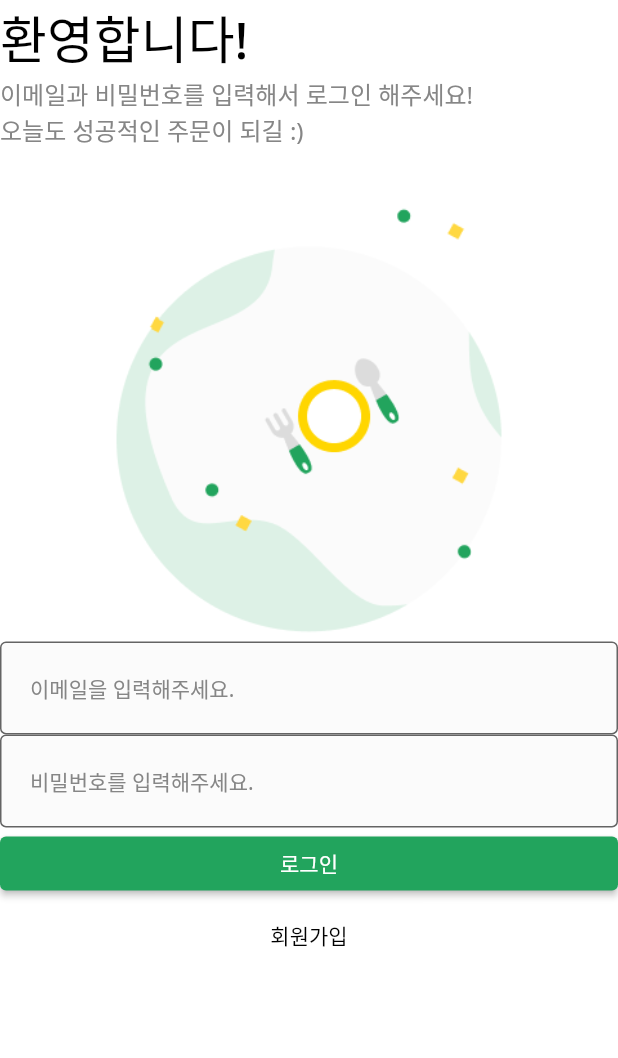
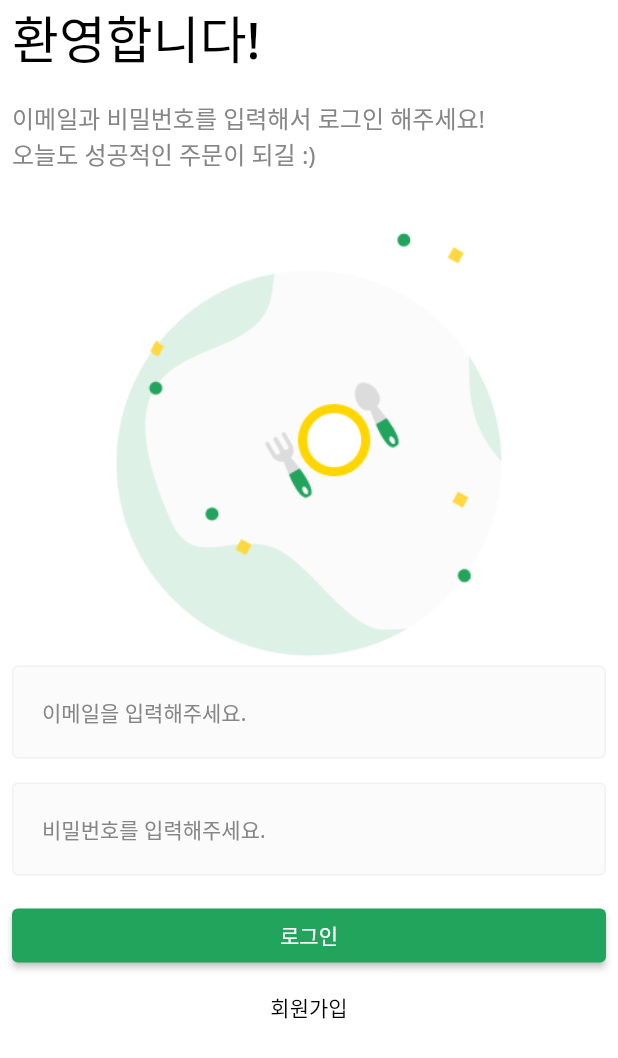
Before and after one commit to DongWooKim97/delivery_app_flutter, a Flutter app: the screen it shows after launch, on a phone screen of 412 x 824 dp. Shown: the top 1058 px of the screen. Run offline on Flutter 3.47's test engine with Material 2 defaults, Android fonts, the phone set to English and light mode, and no system bars.

Commit message:
feat: UI/UX설정(keyboardDismiss, SingleChildScrollView, etc)

```diff
--- a/lib/common/component/custom_text_form_field.dart
+++ b/lib/common/component/custom_text_form_field.dart
@@ -42,6 +42,7 @@ class CustomTextFormField extends StatelessWidget {
         fillColor: INPUT_BG_COLOR,
         filled: true,
         border: baseBorder,
+        enabledBorder: baseBorder,
         focusedBorder: baseBorder.copyWith(
           borderSide: baseBorder.borderSide.copyWith(
             color: PRIMARY_COLOR,
@@ -69,3 +70,13 @@ class CustomTextFormField extends StatelessWidget {
 // 7. obscureText 는 비밀번호를 작성할때만 사용. 동그라미로 대체
 
 // 8. 화면에 텍스트필드가 들어왔을 때 바로 텍스트필드를 열거냐 안열거냐를 결정하는 것. autofocus
+
+// 9. 선택되지 않는 상태에서 활성화되어있는 보더를 지정할 수 있다.
+
+// 10. 전체 크기만큼만 우리가 위젯들을 채울 수가 있는데 , 이 위젯 크기를 넘어서 키보드가 올라와버림.
+//    그래서 위젯 위를 덮어버리는거임. 이 화면의 크기를 늘려주면 된다. -> 스크롤이 가능하게 만들어버리면 됨.
+//    login_screen에서 SafeArea의 상단 위젯에 SingleChildScrollView를 설정.
+
+// 11. 키보드가 올라온 상태에서 scroll을 한다는 것 자체가 키보드를 안보고싶다는, 그만보고싶다는 UI/UX적인 의미가 있다. 이를 적용시키기 위해
+//    keyboardDismissBehavior설정 -> SingleScrollChildView안에!!
+//    keyboardDismissBehavior: ScrollViewKeyboardDismissBehavior.onDrag, -> enum값을 리턴하는데, enum값을 보면 manual / ★onDrag★
--- a/lib/user/view/login_screen.dart
+++ b/lib/user/view/login_screen.dart
@@ -9,12 +9,17 @@ class LoginScreen extends StatelessWidget {
   @override
   Widget build(BuildContext context) {
     return DefaultLayout(
+      child: SingleChildScrollView(
+        keyboardDismissBehavior: ScrollViewKeyboardDismissBehavior.onDrag,
         child: SafeArea(
           top: true,
+          child: Padding(
+            padding: const EdgeInsets.symmetric(horizontal: 8.0),
             child: Column(
               crossAxisAlignment: CrossAxisAlignment.stretch,
               children: [
                 _Title(),
+                const SizedBox(height: 16.0),
                 _SubTitle(),
                 Image.asset(
                   'asset/img/misc/logo.png',
@@ -24,11 +29,13 @@ class LoginScreen extends StatelessWidget {
                   onChanged: (String value) {},
                   hintText: '이메일을 입력해주세요.',
                 ),
+                const SizedBox(height: 16.0),
                 CustomTextFormField(
                   onChanged: (String value) {},
                   hintText: '비밀번호를 입력해주세요.',
                   obscureText: true,
                 ),
+                const SizedBox(height: 16.0),
                 ElevatedButton(
                   onPressed: () {},
                   style: ElevatedButton.styleFrom(
@@ -44,6 +51,8 @@ class LoginScreen extends StatelessWidget {
                   child: Text('회원가입'),
                 ),
               ],
+            ),
+          ),
         ),
       ),
     );
```
Lines whose indentation alone changed are shown as unchanged.
